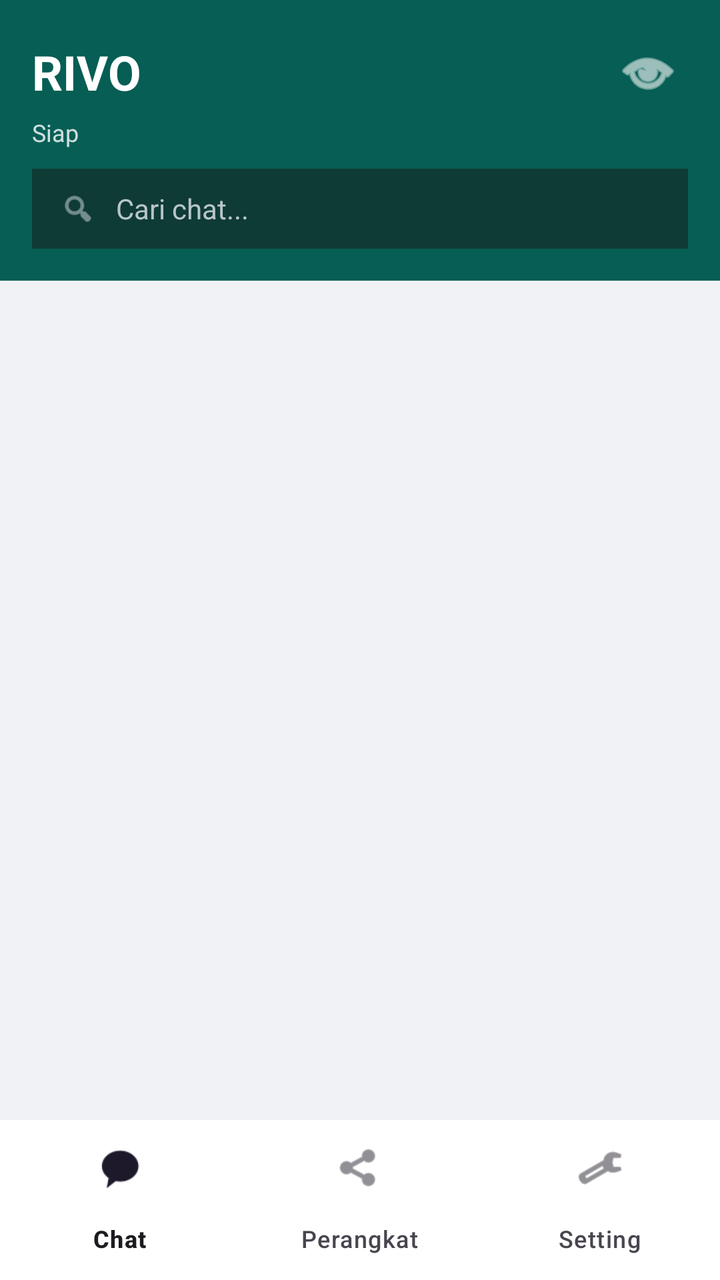
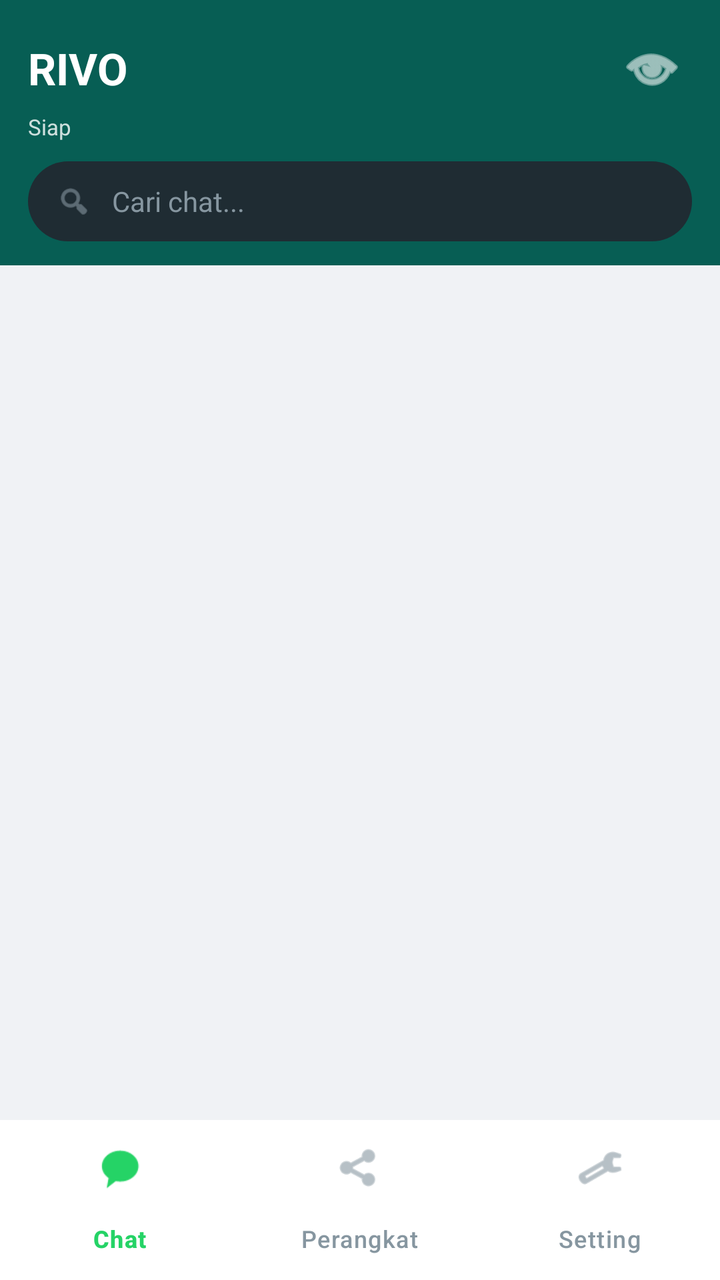

Compare the two renders of this Android layout. The source of the first and the diff that turns it into the second are given below.
<!-- AndroidManifest.xml: application theme Theme.Material3.DayNight.NoActionBar -->
<!-- res/layout/activity_main.xml -->
<?xml version="1.0" encoding="utf-8"?>
<LinearLayout xmlns:android="http://schemas.android.com/apk/res/android"
    xmlns:app="http://schemas.android.com/apk/res-auto"
    android:layout_width="match_parent"
    android:layout_height="match_parent"
    android:orientation="vertical"
    android:background="@color/home_bg">

    <LinearLayout
        android:layout_width="match_parent"
        android:layout_height="wrap_content"
        android:background="@drawable/header_bg"
        android:orientation="vertical"
        android:paddingTop="16dp"
        android:paddingBottom="10dp"
        android:paddingHorizontal="16dp">

        <LinearLayout
            android:layout_width="match_parent"
            android:layout_height="wrap_content"
            android:orientation="horizontal"
            android:gravity="center_vertical">

            <TextView
                android:layout_width="0dp"
                android:layout_height="wrap_content"
                android:layout_weight="1"
                android:text="RIVO"
                android:textColor="#FFFFFF"
                android:textSize="24sp"
                android:textStyle="bold" />

            <ImageButton
                android:id="@+id/btnDarkMode"
                android:layout_width="40dp"
                android:layout_height="40dp"
                android:background="?android:attr/selectableItemBackgroundBorderless"
                android:src="@android:drawable/ic_menu_view"
                android:tint="#FFFFFF"
                android:contentDescription="Mode" />
        </LinearLayout>

        <TextView
            android:id="@+id/statusText"
            android:layout_width="match_parent"
            android:layout_height="wrap_content"
            android:text="Siap"
            android:textColor="#CCFFFFFF"
            android:textSize="12sp"
            android:paddingTop="2dp"
            android:paddingBottom="10dp" />

        <LinearLayout
            android:layout_width="match_parent"
            android:layout_height="40dp"
            android:background="@color/search_bg"
            android:orientation="horizontal"
            android:gravity="center_vertical"
            android:paddingHorizontal="14dp"
            android:layout_marginBottom="6dp">

            <ImageView
                android:layout_width="18dp"
                android:layout_height="18dp"
                android:src="@android:drawable/ic_menu_search"
                android:tint="@color/search_hint"
                android:contentDescription="Cari" />

            <EditText
                android:id="@+id/searchInput"
                android:layout_width="match_parent"
                android:layout_height="match_parent"
                android:background="@null"
                android:hint="Cari chat..."
                android:textColorHint="@color/search_hint"
                android:textColor="#FFFFFF"
                android:textSize="14sp"
                android:paddingStart="10dp"
                android:paddingEnd="10dp"
                android:inputType="text"
                android:importantForAutofill="no" />
        </LinearLayout>
    </LinearLayout>

    <FrameLayout
        android:id="@+id/fragmentContainer"
        android:layout_width="match_parent"
        android:layout_height="0dp"
        android:layout_weight="1">

        <androidx.recyclerview.widget.RecyclerView
            android:id="@+id/chatList"
            android:layout_width="match_parent"
            android:layout_height="match_parent"
            android:paddingTop="4dp"
            android:clipToPadding="false"
            android:paddingBottom="80dp" />

        <TextView
            android:id="@+id/emptyText"
            android:layout_width="match_parent"
            android:layout_height="wrap_content"
            android:layout_gravity="center"
            android:text="Belum ada chat.\nBuka Setting -> Test Chat untuk mulai."
            android:textAlignment="center"
            android:textColor="@color/text_secondary"
            android:textSize="14sp"
            android:padding="40dp"
            android:visibility="gone" />
    </FrameLayout>

    <com.google.android.material.bottomnavigation.BottomNavigationView
        android:id="@+id/bottomNav"
        android:layout_width="match_parent"
        android:layout_height="wrap_content"
        android:background="@color/bubble_other"
        app:menu="@menu/bottom_nav_menu"
        app:labelVisibilityMode="labeled" />

</LinearLayout>
<!-- resources referenced by this layout -->
<resources>
  <color name="bubble_other">#FFFFFF</color>
  <color name="home_bg">#F0F2F5</color>
  <color name="search_bg">#0E3B34</color>
  <color name="search_hint">#B8C5C9</color>
  <color name="text_secondary">#667781</color>
  <!-- drawable header_bg (drawable) -->
  <?xml version="1.0" encoding="utf-8"?>
  <shape xmlns:android="http://schemas.android.com/apk/res/android"
      android:shape="rectangle">
      <solid android:color="@color/brand_green" />
  </shape>
  <color name="brand_green">#075E54</color>
</resources>

<!-- the commit's change to res/layout/activity_main.xml (unified diff, before → after) -->
@@ -11,9 +11,9 @@
         android:layout_height="wrap_content"
         android:background="@drawable/header_bg"
         android:orientation="vertical"
-        android:paddingTop="16dp"
-        android:paddingBottom="10dp"
-        android:paddingHorizontal="16dp">
+        android:paddingTop="14dp"
+        android:paddingBottom="12dp"
+        android:paddingHorizontal="14dp">
 
         <LinearLayout
             android:layout_width="match_parent"
@@ -27,7 +27,7 @@
                 android:layout_weight="1"
                 android:text="RIVO"
                 android:textColor="#FFFFFF"
-                android:textSize="24sp"
+                android:textSize="22sp"
                 android:textStyle="bold" />
 
             <ImageButton
@@ -46,24 +46,24 @@
             android:layout_height="wrap_content"
             android:text="Siap"
             android:textColor="#CCFFFFFF"
-            android:textSize="12sp"
+            android:textSize="11sp"
             android:paddingTop="2dp"
             android:paddingBottom="10dp" />
 
+        
         <LinearLayout
             android:layout_width="match_parent"
             android:layout_height="40dp"
-            android:background="@color/search_bg"
+            android:background="@drawable/search_bg"
             android:orientation="horizontal"
             android:gravity="center_vertical"
-            android:paddingHorizontal="14dp"
-            android:layout_marginBottom="6dp">
+            android:paddingHorizontal="14dp">
 
             <ImageView
                 android:layout_width="18dp"
                 android:layout_height="18dp"
                 android:src="@android:drawable/ic_menu_search"
-                android:tint="@color/search_hint"
+                android:tint="#8696A0"
                 android:contentDescription="Cari" />
 
             <EditText
@@ -72,7 +72,7 @@
                 android:layout_height="match_parent"
                 android:background="@null"
                 android:hint="Cari chat..."
-                android:textColorHint="@color/search_hint"
+                android:textColorHint="#8696A0"
                 android:textColor="#FFFFFF"
                 android:textSize="14sp"
                 android:paddingStart="10dp"
@@ -114,6 +114,8 @@
         android:layout_width="match_parent"
         android:layout_height="wrap_content"
         android:background="@color/bubble_other"
+        app:itemIconTint="@color/bottom_nav_color"
+        app:itemTextColor="@color/bottom_nav_color"
         app:menu="@menu/bottom_nav_menu"
         app:labelVisibilityMode="labeled" />
 
<!-- resource entries referenced after the edit -->
@@ -2,8 +2,6 @@
 <resources>
   <color name="bubble_other">#FFFFFF</color>
   <color name="home_bg">#F0F2F5</color>
-  <color name="search_bg">#0E3B34</color>
-  <color name="search_hint">#B8C5C9</color>
   <color name="text_secondary">#667781</color>
   <!-- drawable header_bg (drawable) -->
   <?xml version="1.0" encoding="utf-8"?>
@@ -11,6 +9,13 @@
       android:shape="rectangle">
       <solid android:color="@color/brand_green" />
   </shape>
+  <!-- drawable search_bg (drawable) -->
+  <?xml version="1.0" encoding="utf-8"?>
+  <shape xmlns:android="http://schemas.android.com/apk/res/android"
+      android:shape="rectangle">
+      <solid android:color="#1F2C33" />
+      <corners android:radius="24dp" />
+  </shape>
   <color name="brand_green">#075E54</color>
 </resources>
 
